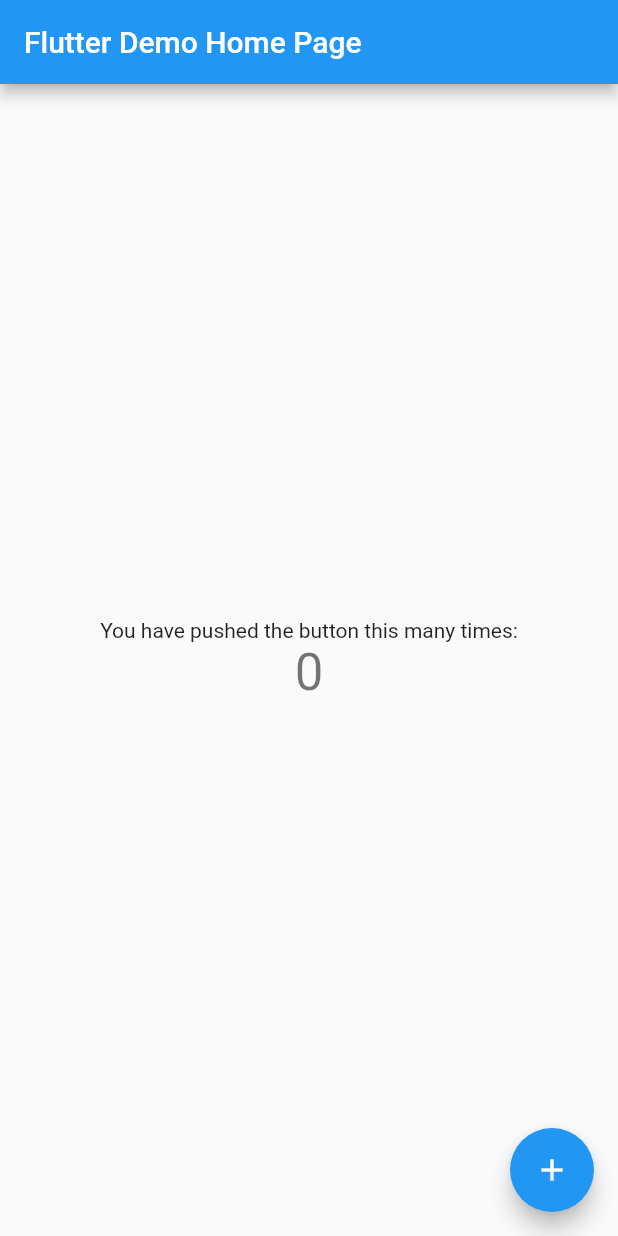
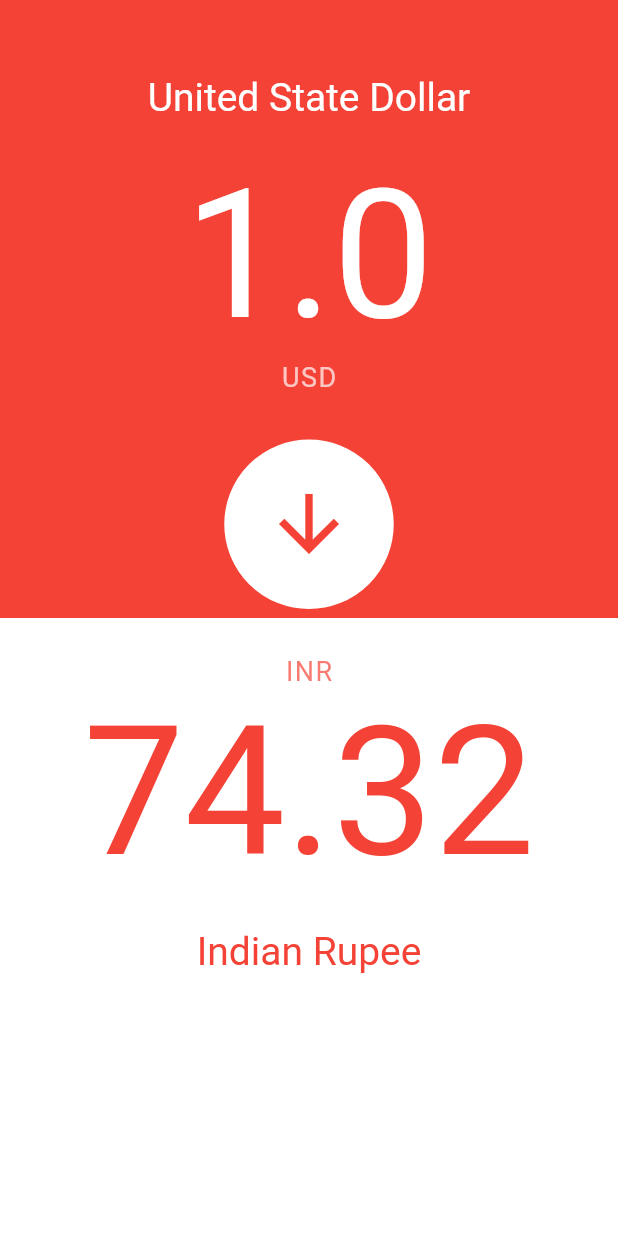
Before and after one commit to AkashRajpurohit/Currency-Converter, a Flutter app: the screen it shows after launch, on a phone screen of 412 x 824 dp. Run offline on Flutter 3.47's test engine with Material 2 defaults, Android fonts, the phone set to English and light mode, and no system bars.

Commit message:
:art: basic dashboard page designed

```diff
--- a/lib/main.dart
+++ b/lib/main.dart
@@ -1,110 +1,23 @@
+import 'package:currency_converter/screens/home.dart';
 import 'package:flutter/material.dart';
+import 'package:flutter/services.dart';
 
-void main() => runApp(MyApp());
+void main() {
+  SystemChrome.setSystemUIOverlayStyle(SystemUiOverlayStyle(
+    statusBarColor: Colors.transparent
+  ));
+  runApp(MyApp());
+}
 
 class MyApp extends StatelessWidget {
   @override
   Widget build(BuildContext context) {
     return MaterialApp(
-      title: 'Flutter Demo',
+      debugShowCheckedModeBanner: false,
       theme: ThemeData(
-        // This is the theme of your application.
-        //
-        // Try running your application with "flutter run". You'll see the
-        // application has a blue toolbar. Then, without quitting the app, try
-        // changing the primarySwatch below to Colors.green and then invoke
-        // "hot reload" (press "r" in the console where you ran "flutter run",
-        // or simply save your changes to "hot reload" in a Flutter IDE).
-        // Notice that the counter didn't reset back to zero; the application
-        // is not restarted.
-        primarySwatch: Colors.blue,
+        primarySwatch: Colors.red,
       ),
-      home: MyHomePage(title: 'Flutter Demo Home Page'),
+      home: HomePage()
     );
   }
 }
-
-class MyHomePage extends StatefulWidget {
-  MyHomePage({Key key, this.title}) : super(key: key);
-
-  // This widget is the home page of your application. It is stateful, meaning
-  // that it has a State object (defined below) that contains fields that affect
-  // how it looks.
-
-  // This class is the configuration for the state. It holds the values (in this
-  // case the title) provided by the parent (in this case the App widget) and
-  // used by the build method of the State. Fields in a Widget subclass are
-  // always marked "final".
-
-  final String title;
-
-  @override
-  _MyHomePageState createState() => _MyHomePageState();
-}
-
-class _MyHomePageState extends State<MyHomePage> {
-  int _counter = 0;
-
-  void _incrementCounter() {
-    setState(() {
-      // This call to setState tells the Flutter framework that something has
-      // changed in this State, which causes it to rerun the build method below
-      // so that the display can reflect the updated values. If we changed
-      // _counter without calling setState(), then the build method would not be
-      // called again, and so nothing would appear to happen.
-      _counter++;
-    });
-  }
-
-  @override
-  Widget build(BuildContext context) {
-    // This method is rerun every time setState is called, for instance as done
-    // by the _incrementCounter method above.
-    //
-    // The Flutter framework has been optimized to make rerunning build methods
-    // fast, so that you can just rebuild anything that needs updating rather
-    // than having to individually change instances of widgets.
-    return Scaffold(
-      appBar: AppBar(
-        // Here we take the value from the MyHomePage object that was created by
-        // the App.build method, and use it to set our appbar title.
-        title: Text(widget.title),
-      ),
-      body: Center(
-        // Center is a layout widget. It takes a single child and positions it
-        // in the middle of the parent.
-        child: Column(
-          // Column is also a layout widget. It takes a list of children and
-          // arranges them vertically. By default, it sizes itself to fit its
-          // children horizontally, and tries to be as tall as its parent.
-          //
-          // Invoke "debug painting" (press "p" in the console, choose the
-          // "Toggle Debug Paint" action from the Flutter Inspector in Android
-          // Studio, or the "Toggle Debug Paint" command in Visual Studio Code)
-          // to see the wireframe for each widget.
-          //
-          // Column has various properties to control how it sizes itself and
-          // how it positions its children. Here we use mainAxisAlignment to
-          // center the children vertically; the main axis here is the vertical
-          // axis because Columns are vertical (the cross axis would be
-          // horizontal).
-          mainAxisAlignment: MainAxisAlignment.center,
-          children: <Widget>[
-            Text(
-              'You have pushed the button this many times:',
-            ),
-            Text(
-              '$_counter',
-              style: Theme.of(context).textTheme.display1,
-            ),
-          ],
-        ),
-      ),
-      floatingActionButton: FloatingActionButton(
-        onPressed: _incrementCounter,
-        tooltip: 'Increment',
-        child: Icon(Icons.add),
-      ), // This trailing comma makes auto-formatting nicer for build methods.
-    );
-  }
-}
--- /dev/null
+++ b/lib/screens/dashboard.dart
@@ -0,0 +1,128 @@
+import 'package:currency_converter/services/currency.dart';
+import 'package:flutter/material.dart';
+
+class DashboardPage extends StatefulWidget {
+  final double currencyVal;
+  final double convertedCurrency;
+  final String currenyOne;
+  final String currencyTwo;
+  final bool isWhite;
+
+  DashboardPage(
+      {this.currencyVal,
+      this.convertedCurrency,
+      this.currenyOne,
+      this.currencyTwo,
+      this.isWhite});
+
+  @override
+  _DashboardPageState createState() => _DashboardPageState();
+}
+
+class _DashboardPageState extends State<DashboardPage> {
+  @override
+  Widget build(BuildContext context) {
+    return Material(
+      child: Stack(
+        children: <Widget>[
+          Container(
+            height: MediaQuery.of(context).size.height,
+            width: MediaQuery.of(context).size.width,
+            color: Colors.white,
+          ),
+          Container(
+            height: MediaQuery.of(context).size.height / 2,
+            width: MediaQuery.of(context).size.width,
+            color: Colors.red,
+          ),
+          Container(
+            child: Center(
+              child: Column(
+                children: <Widget>[
+                  SizedBox(height: 50),
+                  InkWell(
+                    onTap: () {},
+                    child: Text(
+                      CurrencyService().getCurrency(widget.currenyOne),
+                      style: TextStyle(color: Colors.white, fontSize: 26.0),
+                    ),
+                  ),
+                  SizedBox(height: 20.0),
+                  InkWell(
+                    onTap: () {},
+                    child: Text(
+                      widget.currencyVal.toString(),
+                      style: TextStyle(
+                        color: Colors.white,
+                        fontSize: 120.0,
+                      ),
+                    ),
+                  ),
+                  Text(
+                    widget.currenyOne,
+                    style: TextStyle(
+                        color: Colors.white.withOpacity(0.7),
+                        fontSize: 18.0,
+                        letterSpacing: 1.0),
+                  ),
+                  SizedBox(height: 25.0),
+                  Container(
+                    height: 125.0,
+                    width: 125.0,
+                    decoration: BoxDecoration(
+                        borderRadius: BorderRadius.circular(62.5),
+                        color: Colors.white,
+                        border: Border.all(
+                            color: Colors.red,
+                            style: BorderStyle.solid,
+                            width: 6.0)),
+                    child: Center(
+                      child: widget.isWhite
+                          ? Icon(
+                              Icons.arrow_upward,
+                              size: 60,
+                              color: Colors.red,
+                            )
+                          : Icon(
+                              Icons.arrow_downward,
+                              size: 60,
+                              color: Colors.red,
+                            ),
+                    ),
+                  ),
+                  SizedBox(height: 25.0),
+                  Text(
+                    widget.currencyTwo,
+                    style: TextStyle(
+                        color: Colors.red.withOpacity(0.7),
+                        fontSize: 18.0,
+                        letterSpacing: 1.0),
+                  ),
+                  // SizedBox(height: 40),
+                  InkWell(
+                    onTap: () {},
+                    child: Text(
+                      widget.convertedCurrency.toString(),
+                      style: TextStyle(
+                        color: Colors.red,
+                        fontSize: 120.0,
+                      ),
+                    ),
+                  ),
+                  SizedBox(height: 20.0),
+                  InkWell(
+                    onTap: () {},
+                    child: Text(
+                      CurrencyService().getCurrency(widget.currencyTwo),
+                      style: TextStyle(color: Colors.red, fontSize: 26.0),
+                    ),
+                  ),
+                ],
+              ),
+            ),
+          )
+        ],
+      ),
+    );
+  }
+}
--- /dev/null
+++ b/lib/screens/home.dart
@@ -0,0 +1,14 @@
+import 'package:currency_converter/screens/dashboard.dart';
+import 'package:flutter/material.dart';
+
+class HomePage extends StatefulWidget {
+  @override
+  _HomePageState createState() => _HomePageState();
+}
+
+class _HomePageState extends State<HomePage> {
+  @override
+  Widget build(BuildContext context) {
+    return DashboardPage(currenyOne: 'USD', currencyTwo: 'INR', currencyVal: 1.00, convertedCurrency: 74.32, isWhite: false);
+  }
+}
--- /dev/null
+++ b/lib/services/currency.dart
@@ -0,0 +1,9 @@
+class CurrencyService {
+
+  // Get full name from currency short version
+  String getCurrency(String currency) {
+    if(currency == "USD") return "United State Dollar";
+    else if(currency == "INR") return "Indian Rupee";
+    else return currency;
+  }
+}
```
